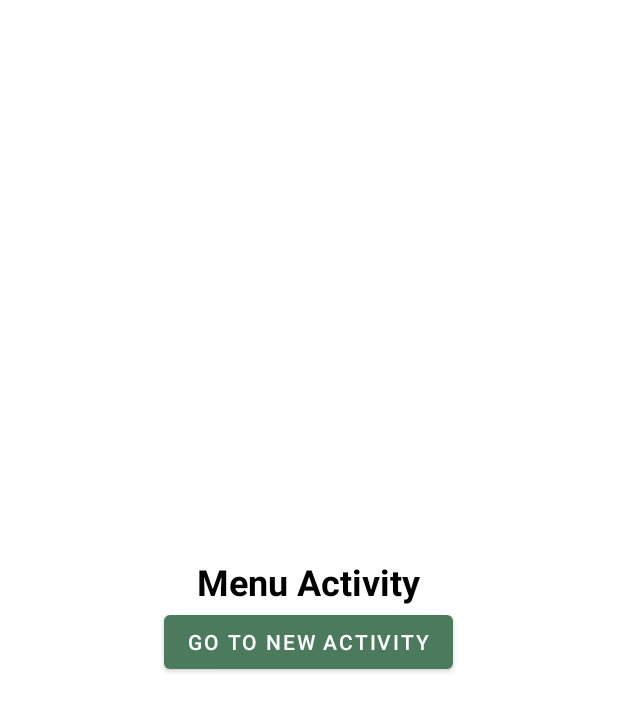
After one commit to katerinaarf/OliveTheory, an Android app: the layout activity_menu.xml on its own in the app's theme, with its tools: preview values and no code run, on a phone screen of 412 x 824 dp. The commit adds this screen. Shown: the top 711 px of the screen. Run offline under Robolectric (Android 15) with nearby library versions, the phone set to English and light mode, and no system bars.

Commit message:
tipota spoudaio

```diff
--- /dev/null
+++ b/app/src/main/res/layout/activity_menu.xml
@@ -0,0 +1,25 @@
+<?xml version="1.0" encoding="utf-8"?>
+<LinearLayout xmlns:android="http://schemas.android.com/apk/res/android"
+    xmlns:tools="http://schemas.android.com/tools"
+    android:layout_width="match_parent"
+    android:layout_height="match_parent"
+    android:orientation="vertical"
+    android:gravity="center"
+    android:background="@android:color/white"
+    tools:context=".MenuActivity">
+
+    <TextView
+        android:layout_width="wrap_content"
+        android:layout_height="wrap_content"
+        android:text="Menu Activity"
+        android:textSize="24sp"
+        android:textStyle="bold"
+        android:textColor="@android:color/black"/>
+    <Button
+        android:id="@+id/goToNewActivityButton"
+        android:layout_width="wrap_content"
+        android:layout_height="wrap_content"
+        android:text="Go To new Activity"/>
+    <!-- Add your menu items here -->
+
+</LinearLayout>
```
Also changed, not shown: app/src/main/java/com/example/olivetheory/MainPage.java (deleted, +0 -51 lines), app/src/main/java/com/example/olivetheory/MenuActivity.java (added, +26 -0 lines), app/src/main/java/com/example/olivetheory/SignUpActivity.java (+8 -0 lines), app/src/main/java/com/example/olivetheory/newActivity.java (added, +14 -0 lines), app/src/main/res/layout/activity_mainpage.xml (+0 -7 lines), app/src/main/res/layout/activity_new.xml (added, +21 -0 lines), app/src/main/res/layout/drawer_menu.xml (deleted, +0 -9 lines), 1 other file.
